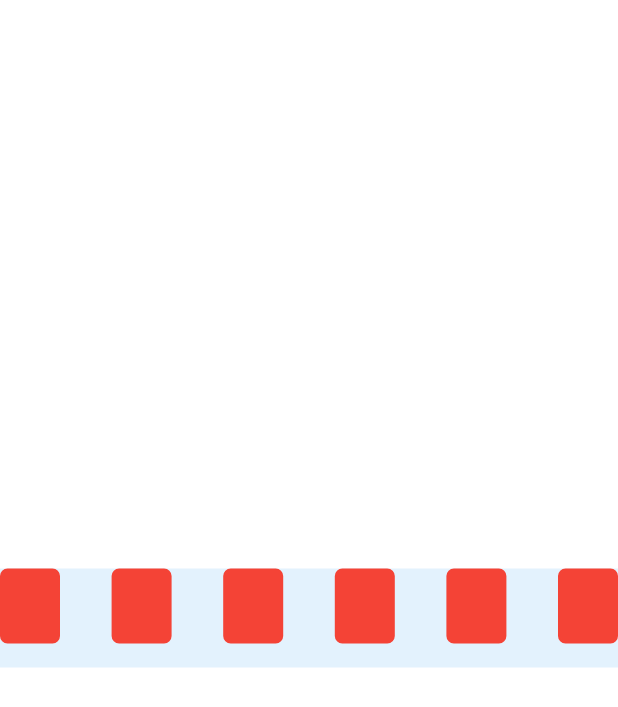
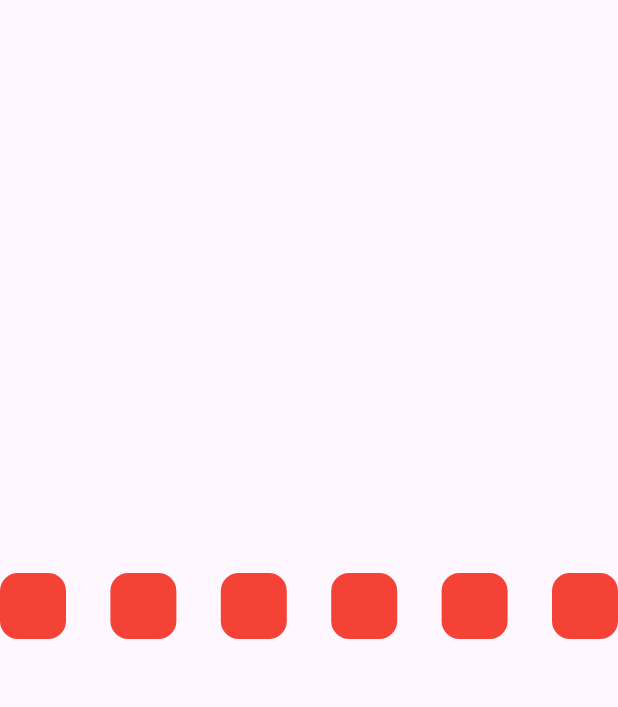
Before and after one commit to Kyeongrak-Choi/bonacamp.remote_control, a Flutter app: the OTPAuth screen opened by its route, on a phone screen of 412 x 824 dp. Shown: the top 707 px of the screen. Run offline on Flutter 3.47's test engine with Material 3 defaults, Android fonts, the phone set to English and light mode, and no system bars; drawn by our look-alikes of pin_code_fields; our stand-ins replace dio, firebase_auth, firebase_core, flutter_screenutil, get, google_fonts and 3 more; accounts and stored records are empty.

Commit message:
pincode exam

```diff
--- a/lib/components/login/login_btn.dart
+++ b/lib/components/login/login_btn.dart
@@ -1,4 +1,5 @@
 import 'dart:async';
+import 'dart:developer';
 
 import 'package:dio/dio.dart';
 import 'package:firebase_auth/firebase_auth.dart';
--- a/lib/components/otp_auth/pincode.dart
+++ b/lib/components/otp_auth/pincode.dart
@@ -26,36 +26,47 @@ class Pincode extends StatelessWidget {
         mainAxisAlignment: MainAxisAlignment.center,
         children: [
           Flexible(
-            flex: 1,
             child: PinCodeTextField(
+              autoDisposeControllers: false,
+              appContext: context,
               length: 6,
               obscureText: false,
               animationType: AnimationType.fade,
+              keyboardType: TextInputType.number,
               pinTheme: PinTheme(
+                fieldHeight: 44,
+                fieldWidth: 44,
+                borderWidth: 2,
+                borderRadius: BorderRadius.only(
+                  bottomLeft: Radius.circular(12),
+                  bottomRight: Radius.circular(12),
+                  topLeft: Radius.circular(12),
+                  topRight: Radius.circular(12),
+                ),
                 shape: PinCodeFieldShape.box,
-                borderRadius: BorderRadius.circular(5),
-                fieldHeight: 50,
-                fieldWidth: 40,
-                activeFillColor: Colors.white,
+                activeColor: Colors.green
+                //inactiveColor: FlutterFlowTheme.of(context).alternate,
+                //selectedColor: FlutterFlowTheme.of(context).primary,
+                //activeFillColor: FlutterFlowTheme.of(context).primaryText,
+                //inactiveFillColor: FlutterFlowTheme.of(context).alternate,
+                //selectedFillColor: FlutterFlowTheme.of(context).primary,
               ),
               animationDuration: Duration(milliseconds: 300),
-              backgroundColor: Colors.blue.shade50,
+              //backgroundColor: Colors.blue.shade50,
               enableActiveFill: true,
               //errorAnimationController: errorController,
-              // controller: textEditingController,
+             // controller: textEditingController,
               onCompleted: (v) {
                 print("Completed");
               },
               onChanged: (value) {
                 print(value);
+
               },
               beforeTextPaste: (text) {
                 print("Allowing to paste $text");
-                //if you return true then it will show the paste confirmation dialog. Otherwise if false, then nothing will happen.
-                //but you can show anything you want here, like your pop up saying wrong paste format or etc
                 return true;
               },
-              appContext: context,
             ),
           ),
         ],
--- a/lib/layouts/otp_auth.dart
+++ b/lib/layouts/otp_auth.dart
@@ -7,20 +7,19 @@ import '../components/login/login_btn.dart';
 class OTPAuth extends StatelessWidget {
   @override
   Widget build(BuildContext context) {
-    Get.put(OTPAuthController());
-    return GetBuilder<OTPAuthController>(builder: (OTPAuthController controller) {
-      return Container(
+    return Scaffold(
+      body: SingleChildScrollView(
+        child: Container(
           width: MediaQuery.of(context).size.width,
           height: MediaQuery.of(context).size.height,
           child: Column(
             mainAxisAlignment: MainAxisAlignment.center,
             children: [
-            Pincode(),
+              Pincode()
             ],
           ),
+        ),
+      ),
     );
-    });
   }
 }
-
-class OTPAuthController extends GetxController {}
```
Also changed, not shown: lib/main.dart (+0 -8 lines), pubspec.lock, 1 other file. Lines whose indentation alone changed are shown as unchanged.
